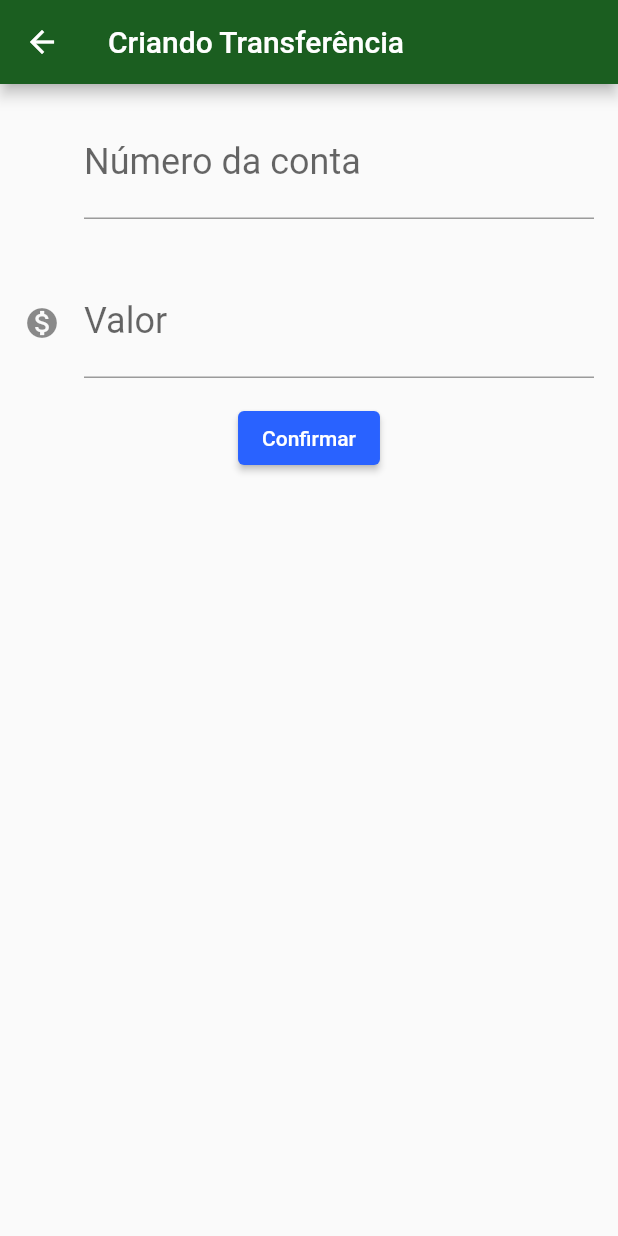
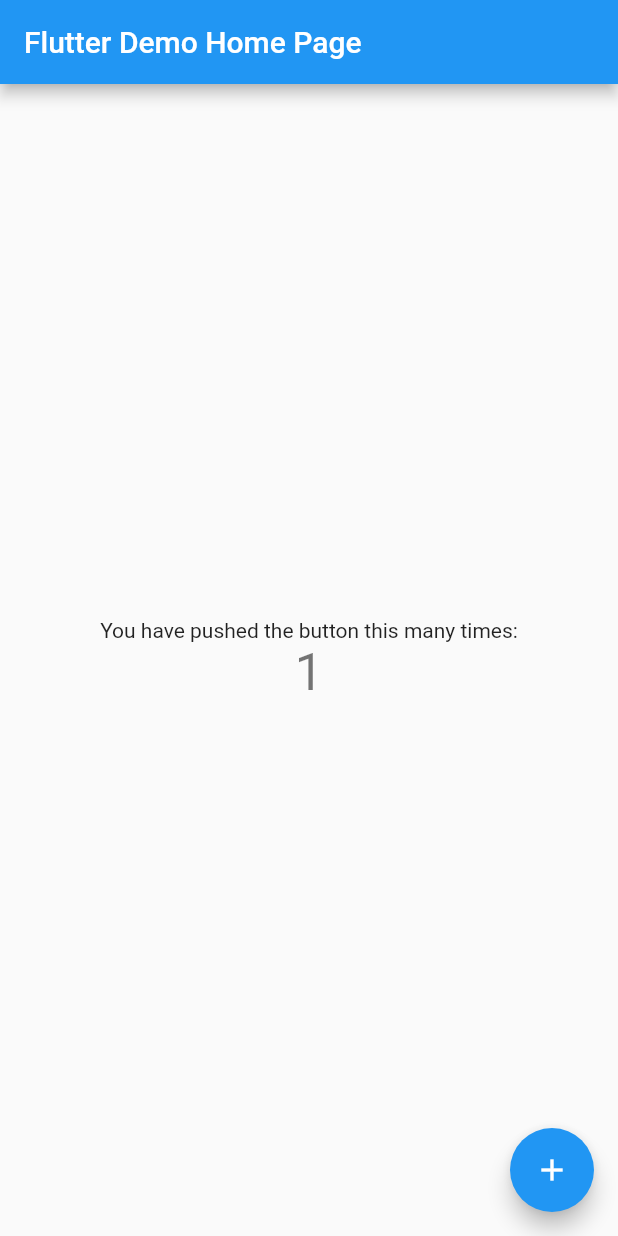
Before and after one commit to camposFabio/bytebank, a Flutter app: the screen it shows after launch, after a tap on the "add" icon, on a phone screen of 412 x 824 dp. Run offline on Flutter 3.47's test engine with Material 2 defaults, Android fonts, the phone set to English and light mode, and no system bars.

```diff
--- a/lib/components/editor.dart
+++ /dev/null
@@ -1,33 +0,0 @@
-import 'package:flutter/material.dart';
-
-class Editor extends StatelessWidget {
-  final TextEditingController controlador;
-  final String? rotulo;
-  final String? dica;
-  final IconData? icone;
-
-  const Editor({
-    Key? key,
-    required this.controlador,
-    this.rotulo,
-    this.dica,
-    this.icone,
-  }) : super(key: key);
-
-  @override
-  Widget build(BuildContext context) {
-    return Padding(
-      padding: const EdgeInsets.all(16.0),
-      child: TextField(
-        controller: controlador,
-        style: const TextStyle(fontSize: 24.0),
-        decoration: InputDecoration(
-          icon: Icon(icone),
-          labelText: rotulo,
-          hintText: dica,
-        ),
-        keyboardType: TextInputType.number,
-      ),
-    );
-  }
-}
--- a/lib/main.dart
+++ b/lib/main.dart
@@ -1,26 +1,115 @@
-import 'package:bytebank/screens/transferencia/lista.dart';
 import 'package:flutter/material.dart';
 
-void main() => runApp(const BytebankApp());
+void main() {
+  runApp(const MyApp());
+}
 
-class BytebankApp extends StatelessWidget {
-  const BytebankApp({Key? key}) : super(key: key);
+class MyApp extends StatelessWidget {
+  const MyApp({Key? key}) : super(key: key);
+
+  // This widget is the root of your application.
+  @override
+  Widget build(BuildContext context) {
+    return MaterialApp(
+      title: 'Flutter Demo',
+      theme: ThemeData(
+        // This is the theme of your application.
+        //
+        // Try running your application with "flutter run". You'll see the
+        // application has a blue toolbar. Then, without quitting the app, try
+        // changing the primarySwatch below to Colors.green and then invoke
+        // "hot reload" (press "r" in the console where you ran "flutter run",
+        // or simply save your changes to "hot reload" in a Flutter IDE).
+        // Notice that the counter didn't reset back to zero; the application
+        // is not restarted.
+        primarySwatch: Colors.blue,
+      ),
+      home: const MyHomePage(title: 'Flutter Demo Home Page'),
+    );
+  }
+}
+
+class MyHomePage extends StatefulWidget {
+  const MyHomePage({Key? key, required this.title}) : super(key: key);
+
+  // This widget is the home page of your application. It is stateful, meaning
+  // that it has a State object (defined below) that contains fields that affect
+  // how it looks.
+
+  // This class is the configuration for the state. It holds the values (in this
+  // case the title) provided by the parent (in this case the App widget) and
+  // used by the build method of the State. Fields in a Widget subclass are
+  // always marked "final".
+
+  final String title;
+
+  @override
+  State<MyHomePage> createState() => _MyHomePageState();
+}
+
+class _MyHomePageState extends State<MyHomePage> {
+  int _counter = 0;
+
+  void _incrementCounter() {
+    setState(() {
+      // This call to setState tells the Flutter framework that something has
+      // changed in this State, which causes it to rerun the build method below
+      // so that the display can reflect the updated values. If we changed
+      // _counter without calling setState(), then the build method would not be
+      // called again, and so nothing would appear to happen.
+      _counter++;
+    });
+  }
 
   @override
   Widget build(BuildContext context) {
-    return MaterialApp(
-      theme: ThemeData(
-          colorScheme: ColorScheme.fromSwatch().copyWith(
-            primary: Colors.green.shade900,
-            secondary: Colors.blueAccent.shade700,
-          ),
-          elevatedButtonTheme: ElevatedButtonThemeData(
-            style: ButtonStyle(
-              backgroundColor:
-                  MaterialStateProperty.all<Color>(Colors.blueAccent.shade700),
+    // This method is rerun every time setState is called, for instance as done
+    // by the _incrementCounter method above.
+    //
+    // The Flutter framework has been optimized to make rerunning build methods
+    // fast, so that you can just rebuild anything that needs updating rather
+    // than having to individually change instances of widgets.
+    return Scaffold(
+      appBar: AppBar(
+        // Here we take the value from the MyHomePage object that was created by
+        // the App.build method, and use it to set our appbar title.
+        title: Text(widget.title),
+      ),
+      body: Center(
+        // Center is a layout widget. It takes a single child and positions it
+        // in the middle of the parent.
+        child: Column(
+          // Column is also a layout widget. It takes a list of children and
+          // arranges them vertically. By default, it sizes itself to fit its
+          // children horizontally, and tries to be as tall as its parent.
+          //
+          // Invoke "debug painting" (press "p" in the console, choose the
+          // "Toggle Debug Paint" action from the Flutter Inspector in Android
+          // Studio, or the "Toggle Debug Paint" command in Visual Studio Code)
+          // to see the wireframe for each widget.
+          //
+          // Column has various properties to control how it sizes itself and
+          // how it positions its children. Here we use mainAxisAlignment to
+          // center the children vertically; the main axis here is the vertical
+          // axis because Columns are vertical (the cross axis would be
+          // horizontal).
+          mainAxisAlignment: MainAxisAlignment.center,
+          children: <Widget>[
+            const Text(
+              'You have pushed the button this many times:',
             ),
-          )),
-      home: const ListaTransferencias(),
+            Text(
+              '$_counter',
+              style: Theme.of(context).textTheme.headline4,
+            ),
+          ],
+        ),
+      ),
+      floatingActionButton: FloatingActionButton(
+        onPressed: _incrementCounter,
+        tooltip: 'Increment',
+        child: const Icon(Icons.add),
+      ), // This trailing comma makes auto-formatting nicer for build methods.
     );
   }
 }
--- a/lib/models/transferencia.dart
+++ /dev/null
@@ -1,14 +0,0 @@
-class Transferencia {
-  final double valor;
-  final int numeroConta;
-
-  Transferencia(
-    this.valor,
-    this.numeroConta,
-  );
-
-  @override
-  String toString() {
-    return 'Transferencia{valor: $valor, numeroConta: $numeroConta}';
-  }
-}
--- a/lib/screens/transferencia/formulario.dart
+++ /dev/null
@@ -1,66 +0,0 @@
-import 'package:bytebank/components/editor.dart';
-import 'package:bytebank/models/transferencia.dart';
-import 'package:flutter/material.dart';
-
-const _tituloAppBar = 'Criando Transferência';
-
-const _rotuloCampoValor = 'Valor';
-const _dicaCampoValor = '0.00';
-
-const _rotuloCampoNumeroConta = 'Número da conta';
-const _dicaCampoNumeroConta = '0000';
-
-const _textoBotaoConfirmar = 'Confirmar';
-
-class FormularioTransferencia extends StatefulWidget {
-  const FormularioTransferencia({Key? key}) : super(key: key);
-
-  @override
-  State<StatefulWidget> createState() {
-    return FormularioTransferenciaState();
-  }
-}
-
-class FormularioTransferenciaState extends State<FormularioTransferencia> {
-  final TextEditingController _controladorCampoNumeroConta =
-      TextEditingController();
-  final TextEditingController _controladorCampoValor = TextEditingController();
-
-  @override
-  Widget build(BuildContext context) {
-    return Scaffold(
-        appBar: AppBar(
-          title: const Text(_tituloAppBar),
-        ),
-        body: SingleChildScrollView(
-          child: Column(
-            children: <Widget>[
-              Editor(
-                controlador: _controladorCampoNumeroConta,
-                dica: _dicaCampoNumeroConta,
-                rotulo: _rotuloCampoNumeroConta,
-              ),
-              Editor(
-                dica: _dicaCampoValor,
-                controlador: _controladorCampoValor,
-                rotulo: _rotuloCampoValor,
-                icone: Icons.monetization_on,
-              ),
-              ElevatedButton(
-                child: const Text(_textoBotaoConfirmar),
-                onPressed: () => _criaTransferencia(context),
-              ),
-            ],
-          ),
-        ));
-  }
-
-  void _criaTransferencia(BuildContext context) {
-    final int? numeroConta = int.tryParse(_controladorCampoNumeroConta.text);
-    final double? valor = double.tryParse(_controladorCampoValor.text);
-    if (numeroConta != null && valor != null) {
-      final transferenciaCriada = Transferencia(valor, numeroConta);
-      Navigator.pop(context, transferenciaCriada);
-    }
-  }
-}
--- a/lib/screens/transferencia/lista.dart
+++ /dev/null
@@ -1,69 +0,0 @@
-import 'package:bytebank/models/transferencia.dart';
-import 'package:bytebank/screens/transferencia/formulario.dart';
-import 'package:flutter/material.dart';
-
-const _tituloAppBar = 'Transferências';
-
-class ListaTransferencias extends StatefulWidget {
-  const ListaTransferencias({Key? key}) : super(key: key);
-
-  @override
-  State<StatefulWidget> createState() {
-    return ListaTransferenciasState();
-  }
-}
-
-class ListaTransferenciasState extends State<ListaTransferencias> {
-  final List<Transferencia> _transferencias = [];
-  @override
-  Widget build(BuildContext context) {
-    return Scaffold(
-      appBar: AppBar(
-        title: const Text(_tituloAppBar),
-      ),
-      body: ListView.builder(
-        itemCount: _transferencias.length,
-        itemBuilder: (context, indice) {
-          final transferencia = _transferencias[indice];
-          return ItemTransferencia(transferencia: transferencia);
-        },
-      ),
-      floatingActionButton: FloatingActionButton(
-        child: const Icon(Icons.add),
-        onPressed: () {
-          Navigator.push(context, MaterialPageRoute(builder: (context) {
-            return const FormularioTransferencia();
-          })).then(
-            (transferenciaRecebida) => _atualiza(transferenciaRecebida),
-          );
-        },
-      ),
-    );
-  }
-
-  void _atualiza(Transferencia? transferenciaRecebida) {
-    if (transferenciaRecebida != null) {
-      setState(() {
-        _transferencias.add(transferenciaRecebida);
-      });
-    }
-  }
-}
-
-class ItemTransferencia extends StatelessWidget {
-  final Transferencia _transferencia;
-
-  const ItemTransferencia({Key? key, required Transferencia transferencia})
-      : _transferencia = transferencia,
-        super(key: key);
-
-  @override
-  Widget build(BuildContext context) {
-    return Card(
-        child: ListTile(
-      leading: const Icon(Icons.monetization_on),
-      title: Text(_transferencia.valor.toString()),
-      subtitle: Text(_transferencia.numeroConta.toString()),
-    ));
-  }
-}
```
Also changed, not shown: 1 other file.
